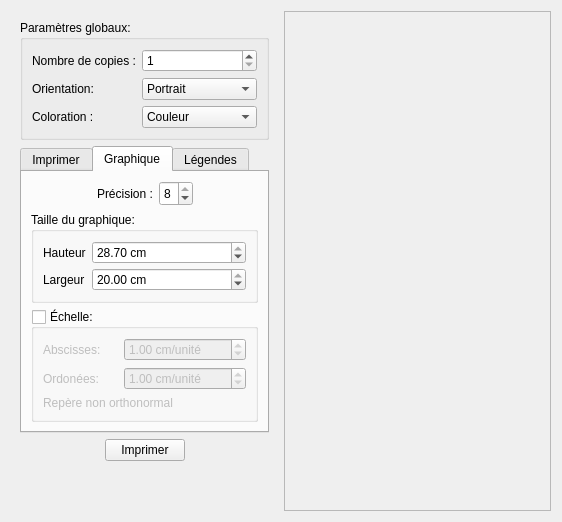
Before: the Qt Designer form Export/print.ui in AdelKS/ZeGrapher, drawn with Qt 5.
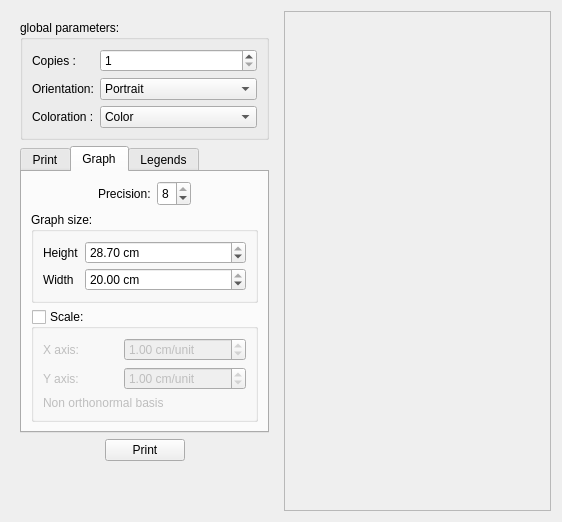
After: the same form once the commit is applied. Icons and pictures are not drawn.

```diff
--- a/Export/print.ui
+++ b/Export/print.ui
@@ -30,7 +30,7 @@
       <item>
        <widget class="QGroupBox" name="groupBox_4">
         <property name="title">
-         <string>Paramètres globaux:</string>
+         <string>global parameters:</string>
         </property>
         <layout class="QVBoxLayout" name="verticalLayout_5">
          <item>
@@ -41,7 +41,7 @@
            <item row="0" column="0">
             <widget class="QLabel" name="label_2">
              <property name="text">
-              <string>Nombre de copies :</string>
+              <string>Copies :</string>
              </property>
             </widget>
            </item>
@@ -105,7 +105,7 @@
              </property>
              <item>
               <property name="text">
-               <string>Couleur</string>
+               <string>Color</string>
               </property>
              </item>
              <item>
@@ -127,7 +127,7 @@
         </property>
         <widget class="QWidget" name="tab">
          <attribute name="title">
-          <string>Imprimer</string>
+          <string>Print</string>
          </attribute>
          <layout class="QVBoxLayout" name="verticalLayout_7">
           <item>
@@ -336,7 +336,7 @@
         </widget>
         <widget class="QWidget" name="tab_2">
          <attribute name="title">
-          <string>Graphique</string>
+          <string>Graph</string>
          </attribute>
          <layout class="QVBoxLayout" name="verticalLayout_8">
           <item>
@@ -357,7 +357,7 @@
             <item>
              <widget class="QLabel" name="label_13">
               <property name="text">
-               <string>Précision :</string>
+               <string>Precision:</string>
               </property>
              </widget>
             </item>
@@ -398,7 +398,7 @@
           <item>
            <widget class="QGroupBox" name="groupBox">
             <property name="title">
-             <string>Taille du graphique:</string>
+             <string>Graph size:</string>
             </property>
             <property name="flat">
              <bool>false</bool>
@@ -415,7 +415,7 @@
                <item row="0" column="0">
                 <widget class="QLabel" name="label_4">
                  <property name="text">
-                  <string>Hauteur</string>
+                  <string>Height</string>
                  </property>
                 </widget>
                </item>
@@ -466,7 +466,7 @@
                <item row="1" column="0">
                 <widget class="QLabel" name="label_5">
                  <property name="text">
-                  <string>Largeur</string>
+                  <string>Width</string>
                  </property>
                 </widget>
                </item>
@@ -478,7 +478,7 @@
           <item>
            <widget class="QGroupBox" name="scaleGroupBox">
             <property name="title">
-             <string>Échelle:</string>
+             <string>Scale:</string>
             </property>
             <property name="checkable">
              <bool>true</bool>
@@ -498,7 +498,7 @@
                   </size>
                  </property>
                  <property name="text">
-                  <string>Abscisses:</string>
+                  <string>X axis:</string>
                  </property>
                 </widget>
                </item>
@@ -514,7 +514,7 @@
                   <string/>
                  </property>
                  <property name="suffix">
-                  <string> cm/unité</string>
+                  <string> cm/unit</string>
                  </property>
                  <property name="minimum">
                   <double>0.500000000000000</double>
@@ -540,7 +540,7 @@
                   </size>
                  </property>
                  <property name="text">
-                  <string>Ordonées:</string>
+                  <string>Y axis:</string>
                  </property>
                 </widget>
                </item>
@@ -553,7 +553,7 @@
                   </size>
                  </property>
                  <property name="suffix">
-                  <string> cm/unité</string>
+                  <string> cm/unit</string>
                  </property>
                  <property name="minimum">
                   <double>0.500000000000000</double>
@@ -571,7 +571,7 @@
              <item>
               <widget class="QLabel" name="orthInfoLabel">
                <property name="text">
-                <string>Repère non orthonormal</string>
+                <string>Non orthonormal basis</string>
                </property>
               </widget>
              </item>
@@ -582,7 +582,7 @@
         </widget>
         <widget class="QWidget" name="tab_3">
          <attribute name="title">
-          <string>Légendes</string>
+          <string>Legends</string>
          </attribute>
          <layout class="QVBoxLayout" name="verticalLayout_11">
           <item>
@@ -798,7 +798,7 @@
         <item>
          <widget class="QPushButton" name="print">
           <property name="text">
-           <string>Imprimer</string>
+           <string>Print</string>
           </property>
          </widget>
         </item>
```
Left out of the diff: 28 changed lines with no effect on the pictures.
